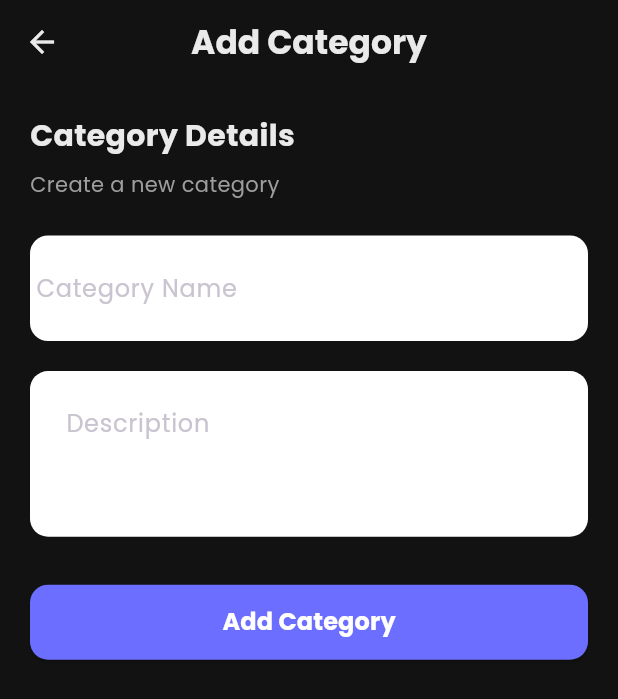
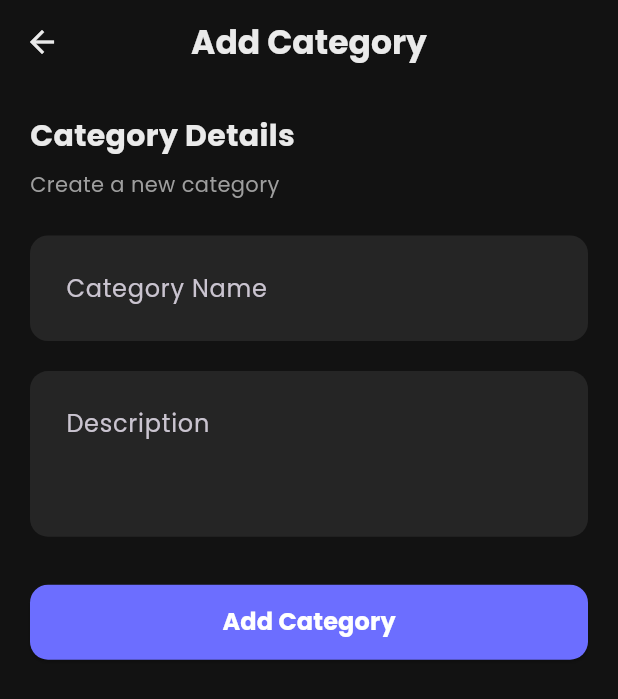
Before and after one commit to hadyaan/quizlatte-app, a Flutter app: the AddCategoryScreen screen opened directly, on a phone screen of 412 x 824 dp. Shown: the top 699 px of the screen. Run offline on Flutter 3.47's test engine with Material 3 defaults, Android fonts, the phone set to English and light mode, and no system bars; our stand-ins replace cloud_firestore, firebase_core, google_fonts; accounts and stored records are empty.

Commit message:
benerin bug di beberapa file

```diff
--- a/lib/model/quiz.dart
+++ b/lib/model/quiz.dart
@@ -39,7 +39,7 @@ class Quiz {
       'categoryId': categoryId,
       'timeLimit': timeLImit,
       'questions': questions.map((e) => e.toMap()).toList(),
-      'updatedAt': DateTime.now(),
+      'createdAt': DateTime.now(),
     };
   }
 
@@ -55,7 +55,6 @@ class Quiz {
       categoryId: categoryId ?? this.categoryId,
       timeLImit: timeLimit ?? timeLImit, // <--------------------
       questions: questions ?? this.questions,
-      createdAt: createdAt,
       updatedAt: DateTime.now(),
     );
   }
--- a/lib/view/admin/add_category_screen.dart
+++ b/lib/view/admin/add_category_screen.dart
@@ -157,9 +157,9 @@ class _AddCategoryScreenState extends State<AddCategoryScreen> {
                   TextFormField(
                     controller: _nameController,
                     decoration: InputDecoration(
-                      contentPadding: EdgeInsets.symmetric(vertical: 20),
-                      fillColor: Colors
-                          .white, // <-------------------------------------
+                      contentPadding: EdgeInsets.all(20),
+                      fillColor: AppTheme
+                          .cardColor, // <-------------------------------------
                       labelText: "Category Name",
                       hintText: "Enter category name",
                       prefix: Icon(
@@ -175,8 +175,8 @@ class _AddCategoryScreenState extends State<AddCategoryScreen> {
                   TextFormField(
                     controller: _descriptionController,
                     decoration: InputDecoration(
-                      fillColor: Colors
-                          .white, // <-------------------------------------
+                      fillColor: AppTheme
+                          .cardColor, // <-------------------------------------
 
                       labelText: "Description",
                       hintText: "Enter category description",
@@ -212,8 +212,10 @@ class _AddCategoryScreenState extends State<AddCategoryScreen> {
                               widget.category != null
                                   ? "Update Category"
                                   : "Add Category",
-                              style: TextStyle(fontSize: 16,
-                              fontWeight: FontWeight.bold,),
+                              style: TextStyle(
+                                fontSize: 16,
+                                fontWeight: FontWeight.bold,
+                              ),
                             ),
                     ),
                   ),
--- a/lib/view/admin/admin_home_screen.dart
+++ b/lib/view/admin/admin_home_screen.dart
@@ -88,7 +88,10 @@ class _AdminHomeScreenState extends State<AdminHomeScreen> {
                 ),
               ),
               Text(
-              title.replaceAll(' ', '\n'), // ini membuat teks menjadi dua baris otomatis
+                title.replaceAll(
+                  ' ',
+                  '\n',
+                ), // ini membuat teks menjadi dua baris otomatis
                 textAlign: TextAlign.start,
                 style: TextStyle(
                   fontSize: 14,
@@ -102,7 +105,6 @@ class _AdminHomeScreenState extends State<AdminHomeScreen> {
       ),
     );
   }
-
 
   Widget _buildDashboardCard(
     BuildContext context,
--- a/lib/view/admin/manage_categories_screen.dart
+++ b/lib/view/admin/manage_categories_screen.dart
@@ -149,7 +149,7 @@ class _ManageCategoriesScreen extends State<ManageCategoriesScreen> {
                       context,
                       MaterialPageRoute(
                         builder: (context) =>
-                            ManageQuizzesScreen(categoryId: category.id),
+                            ManageQuizzesScreen(categoryId: category.id, categoryName: category.name,),
                       ),
                     );
                   },
```
Also changed, not shown: lib/theme/theme.dart (+13 -7 lines), lib/view/admin/manage_quizzes_screen.dart (+26 -11 lines). Lines whose indentation alone changed are shown as unchanged.
